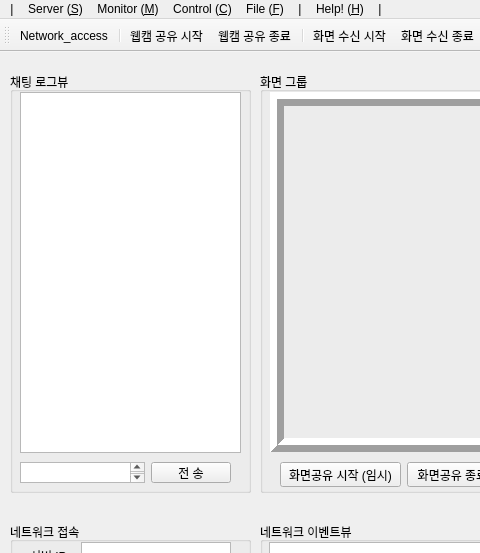
Above: Project_Client/UI_App_Active.ui from KimDaeYoung42/Virtual_Mouse_Project-Network-Plus before the change; both pictures show x 0 to 480 and y 0 to 553 of the 1180 by 700 pixel window. Below: the same form after it.
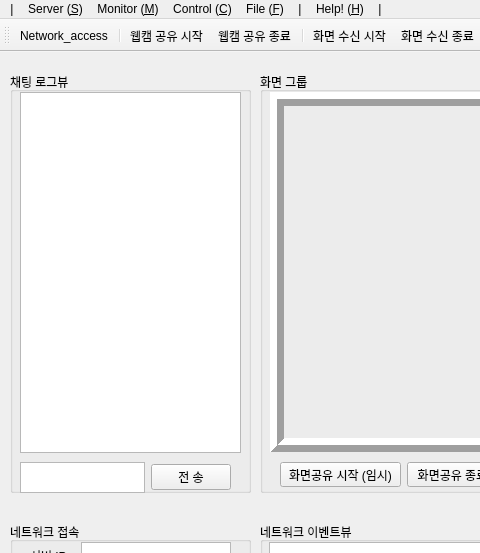
That is the form after the change. Icons and pictures are not drawn.

Commit message: 0728_1110 기준

Patch:
```diff
--- a/Project_Client/UI_App_Active.ui
+++ b/Project_Client/UI_App_Active.ui
@@ -145,7 +145,7 @@
        <x>10</x>
        <y>390</y>
        <width>211</width>
-       <height>21</height>
+       <height>31</height>
       </rect>
      </property>
      <layout class="QGridLayout" name="gridLayout_2">
```
Left out of the diff: 20 changed lines with no effect on the pictures. The commit also changes 1 other file.
